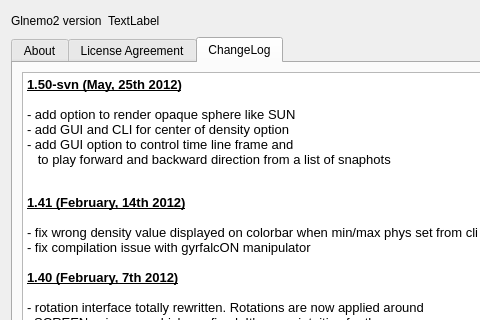
Before: the Qt Designer form src/formabout.ui in jcldc/glnemo2, drawn with Qt 5; both pictures show x 0 to 480 and y 0 to 320 of the 715 by 470 pixel window.
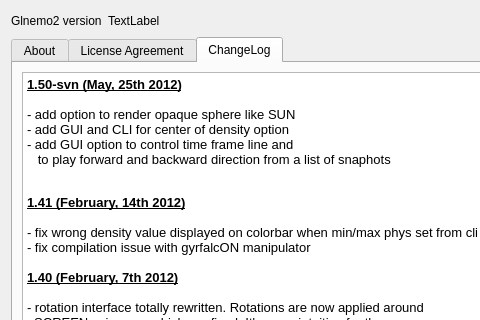
After: the same form once the commit is applied. Icons and pictures are not drawn.

```diff
--- a/src/formabout.ui
+++ b/src/formabout.ui
@@ -1061,7 +1061,7 @@
 &lt;p style=&quot;-qt-paragraph-type:empty; margin-top:0px; margin-bottom:0px; margin-left:0px; margin-right:0px; -qt-block-indent:0; text-indent:0px; font-size:10pt;&quot;&gt;&lt;/p&gt;
 &lt;p style=&quot; margin-top:0px; margin-bottom:0px; margin-left:0px; margin-right:0px; -qt-block-indent:0; text-indent:0px;&quot;&gt;&lt;span style=&quot; font-size:10pt;&quot;&gt;- add option to render opaque sphere like SUN&lt;/span&gt;&lt;/p&gt;
 &lt;p style=&quot; margin-top:0px; margin-bottom:0px; margin-left:0px; margin-right:0px; -qt-block-indent:0; text-indent:0px;&quot;&gt;&lt;span style=&quot; font-size:10pt;&quot;&gt;- add GUI and CLI for center of density option&lt;/span&gt;&lt;/p&gt;
-&lt;p style=&quot; margin-top:0px; margin-bottom:0px; margin-left:0px; margin-right:0px; -qt-block-indent:0; text-indent:0px;&quot;&gt;&lt;span style=&quot; font-size:10pt;&quot;&gt;- add GUI option to control time line frame and &lt;/span&gt;&lt;/p&gt;
+&lt;p style=&quot; margin-top:0px; margin-bottom:0px; margin-left:0px; margin-right:0px; -qt-block-indent:0; text-indent:0px;&quot;&gt;&lt;span style=&quot; font-size:10pt;&quot;&gt;- add GUI option to control time frame line and &lt;/span&gt;&lt;/p&gt;
 &lt;p style=&quot; margin-top:0px; margin-bottom:0px; margin-left:0px; margin-right:0px; -qt-block-indent:0; text-indent:0px;&quot;&gt;&lt;span style=&quot; font-size:10pt;&quot;&gt;   to play forward and backward direction from a list of snaphots&lt;/span&gt;&lt;/p&gt;
 &lt;p style=&quot;-qt-paragraph-type:empty; margin-top:0px; margin-bottom:0px; margin-left:0px; margin-right:0px; -qt-block-indent:0; text-indent:0px;&quot;&gt;&lt;/p&gt;
 &lt;p style=&quot;-qt-paragraph-type:empty; margin-top:0px; margin-bottom:0px; margin-left:0px; margin-right:0px; -qt-block-indent:0; text-indent:0px; font-size:10pt; font-weight:600; text-decoration: underline;&quot;&gt;&lt;/p&gt;
```
